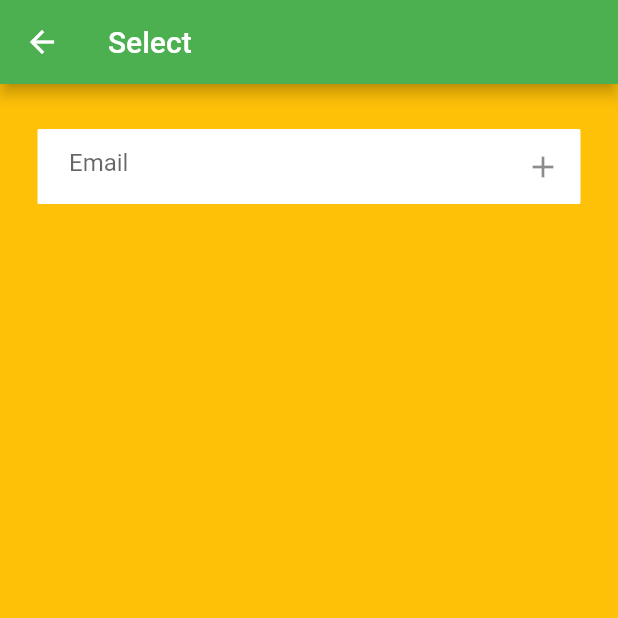
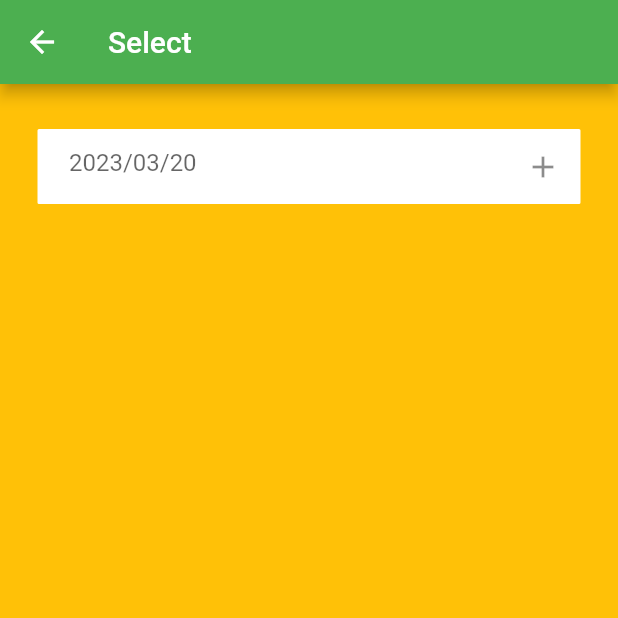
Before and after one commit to WarunaDisanayaka/Car-renting-platform, a Flutter app: the home screen opened directly, on a phone screen of 412 x 824 dp, the top half of it. Run offline on Flutter 3.47's test engine with Material 2 defaults, Android fonts, the phone set to English and light mode, and no system bars.

Commit message:
Update home.dart

```diff
--- a/app/lib/home.dart
+++ b/app/lib/home.dart
@@ -39,7 +39,7 @@ class _homeState extends State<home> {
                           print('Icon tapped!');
                         },
                       ),
-                      hintText: 'Email',
+                      hintText: '2023/03/20',
                     ),
                   ),
                 ),
```
